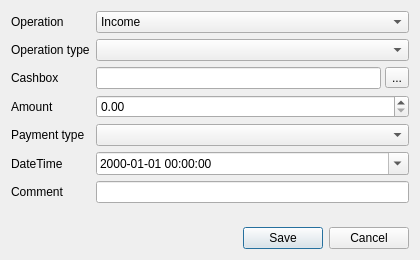
Above: FrontDesk/c5revenuecashop.ui from End1-1/Cafe5 before the change. Below: the same form after it.
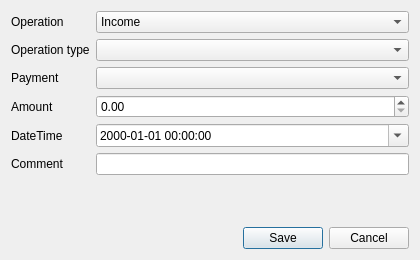
That is the form after the change.

```diff
--- a/FrontDesk/c5revenuecashop.ui
+++ b/FrontDesk/c5revenuecashop.ui
@@ -56,42 +56,12 @@
      <item row="2" column="0">
       <widget class="QLabel" name="lbCashbox">
        <property name="text">
-        <string>Cashbox</string>
+        <string>Payment</string>
        </property>
       </widget>
      </item>
      <item row="2" column="1">
-      <layout class="QHBoxLayout" name="horizontalLayoutCashbox">
-       <property name="spacing">
-        <number>4</number>
-       </property>
-       <property name="leftMargin">
-        <number>0</number>
-       </property>
-       <property name="topMargin">
-        <number>0</number>
-       </property>
-       <property name="rightMargin">
-        <number>0</number>
-       </property>
-       <property name="bottomMargin">
-        <number>0</number>
-       </property>
-       <item>
-        <widget class="QLineEdit" name="leCashbox">
-         <property name="readOnly">
-          <bool>true</bool>
-         </property>
-        </widget>
-       </item>
-       <item>
-        <widget class="QToolButton" name="btnCashbox">
-         <property name="text">
-          <string>...</string>
-         </property>
-        </widget>
-       </item>
-      </layout>
+      <widget class="QComboBox" name="cbPayment"/>
      </item>
      <item row="3" column="0">
       <widget class="QLabel" name="lbAmount">
@@ -108,23 +78,13 @@
       </widget>
      </item>
      <item row="4" column="0">
-      <widget class="QLabel" name="lbPaymentType">
-       <property name="text">
-        <string>Payment type</string>
-       </property>
-      </widget>
-     </item>
-     <item row="4" column="1">
-      <widget class="QComboBox" name="cbPaymentType"/>
-     </item>
-     <item row="5" column="0">
       <widget class="QLabel" name="lbDateTime">
        <property name="text">
         <string>DateTime</string>
        </property>
       </widget>
      </item>
-     <item row="5" column="1">
+     <item row="4" column="1">
       <widget class="QDateTimeEdit" name="deDateTime">
        <property name="calendarPopup">
         <bool>true</bool>
@@ -134,14 +94,14 @@
        </property>
       </widget>
      </item>
-     <item row="6" column="0">
+     <item row="5" column="0">
       <widget class="QLabel" name="lbComment">
        <property name="text">
         <string>Comment</string>
        </property>
       </widget>
      </item>
-     <item row="6" column="1">
+     <item row="5" column="1">
       <widget class="QLineEdit" name="leComment"/>
      </item>
     </layout>
```
Left out of the diff: 2 changed lines with no effect on the pictures.
